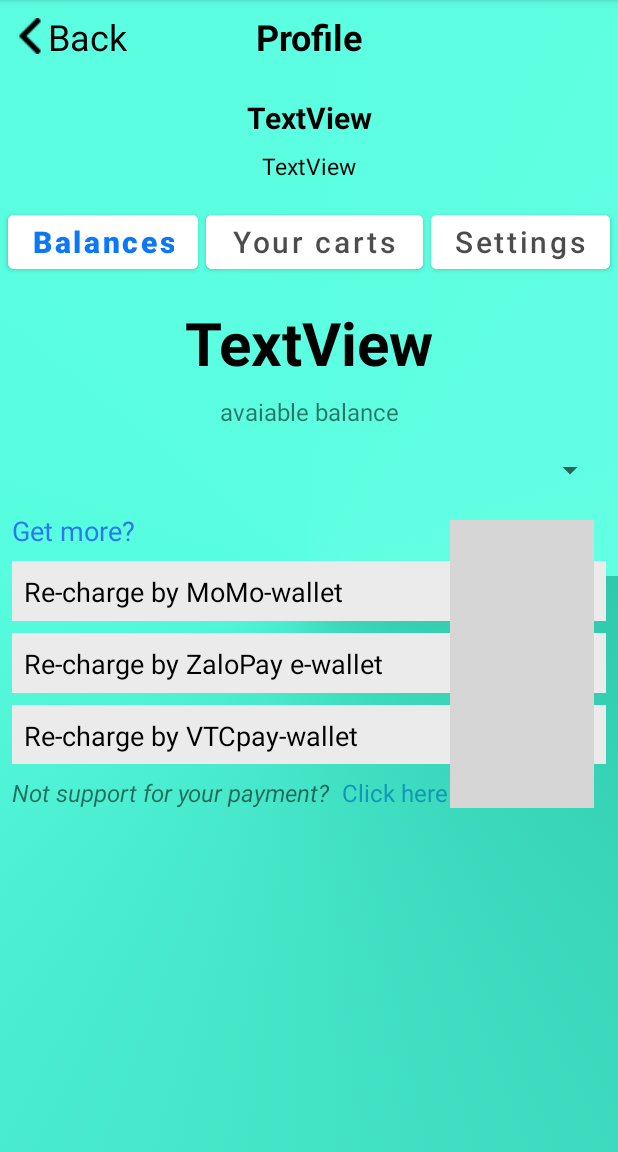
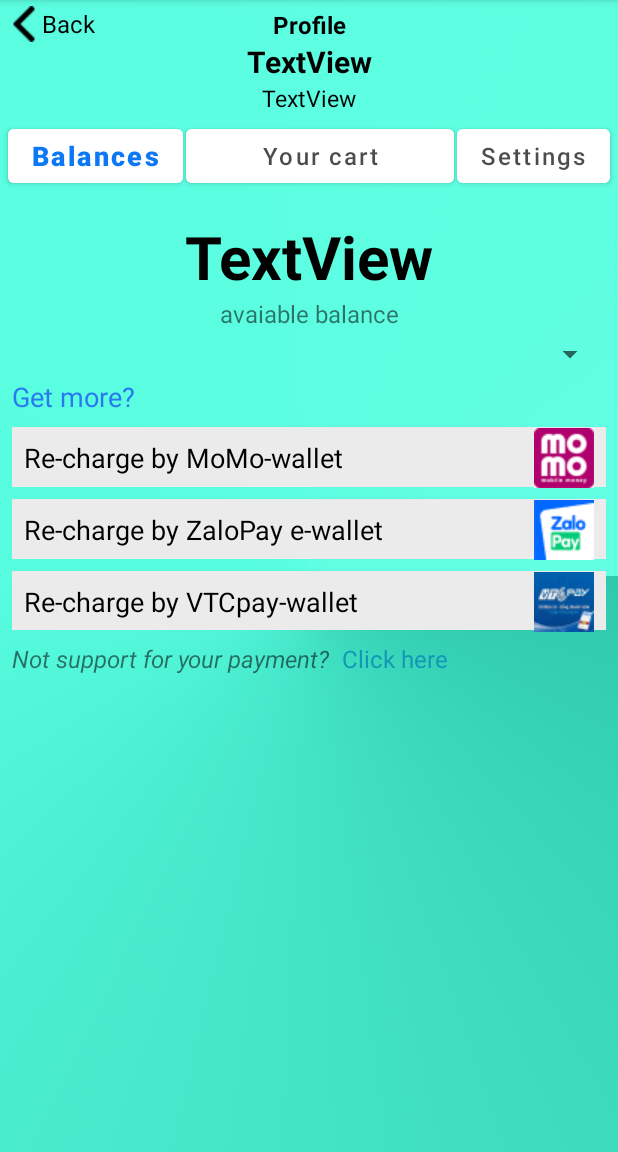
Before and after one commit to taiprovip3/EstateHouseApp, an Android app: the screen it shows after launch (BalanceScreen), on a phone screen of 412 x 824 dp, the part 84-1236 px from its top. Run offline under Robolectric (Android 15) with nearby library versions, the phone set to English and light mode, and no system bars; our stand-ins replace Firebase (no records; nobody signed in at launch, a user with empty details on screens opened directly), Picasso; grey boxes are pictures that could not be loaded.

```diff
--- a/app/src/main/res/layout/activity_balance_screen.xml
+++ b/app/src/main/res/layout/activity_balance_screen.xml
@@ -8,16 +8,16 @@
     android:background="@drawable/gradient_background">
 
     <TextView
-        android:id="@+id/textView"
+        android:id="@+id/bl_btnBack"
         android:layout_width="wrap_content"
         android:layout_height="wrap_content"
-        android:layout_marginStart="8dp"
-        android:layout_marginTop="8dp"
+        android:layout_marginStart="4dp"
+        android:layout_marginTop="4dp"
         android:drawableLeft="@drawable/image_5"
         android:gravity="center"
         android:text="Back"
         android:textColor="@color/black"
-        android:textSize="24sp"
+        android:textSize="16sp"
         app:layout_constraintStart_toStartOf="parent"
         app:layout_constraintTop_toTopOf="parent" />
 
@@ -27,18 +27,17 @@
         android:layout_height="wrap_content"
         android:text="Profile"
         android:textColor="@color/black"
-        android:textSize="24sp"
+        android:textSize="16sp"
         android:textStyle="bold"
-        app:layout_constraintBottom_toBottomOf="@+id/textView"
+        app:layout_constraintBottom_toBottomOf="@+id/bl_btnBack"
         app:layout_constraintEnd_toEndOf="@+id/imgAvatar"
         app:layout_constraintStart_toStartOf="@+id/imgAvatar"
-        app:layout_constraintTop_toTopOf="@+id/textView" />
+        app:layout_constraintTop_toTopOf="@+id/bl_btnBack" />
 
     <ImageView
         android:id="@+id/imgAvatar"
         android:layout_width="wrap_content"
         android:layout_height="wrap_content"
-        android:layout_marginTop="16dp"
         app:layout_constraintEnd_toEndOf="parent"
         app:layout_constraintStart_toStartOf="parent"
         app:layout_constraintTop_toBottomOf="@+id/textView2"
@@ -48,7 +47,6 @@
         android:id="@+id/txtUserName"
         android:layout_width="wrap_content"
         android:layout_height="wrap_content"
-        android:layout_marginTop="8dp"
         android:text="TextView"
         android:textColor="@color/black"
         android:textSize="20sp"
@@ -61,7 +59,6 @@
         android:id="@+id/txtRole"
         android:layout_width="wrap_content"
         android:layout_height="wrap_content"
-        android:layout_marginTop="8dp"
         android:text="TextView"
         android:textColor="@color/black"
         android:textSize="15sp"
@@ -74,12 +71,12 @@
         android:layout_width="0dp"
         android:layout_height="wrap_content"
         android:layout_marginStart="5dp"
-        android:layout_marginTop="16dp"
+        android:layout_marginTop="4dp"
         android:backgroundTint="@color/white"
         android:text="Balances"
         android:textAllCaps="false"
         android:textColor="#0C78F5"
-        android:textSize="20sp"
+        android:textSize="18sp"
         android:textStyle="bold"
         app:layout_constraintStart_toStartOf="parent"
         app:layout_constraintTop_toBottomOf="@+id/txtRole" />
@@ -88,13 +85,13 @@
         android:id="@+id/button11"
         android:layout_width="0dp"
         android:layout_height="wrap_content"
-        android:layout_marginStart="5dp"
-        android:layout_marginEnd="5dp"
+        android:layout_marginStart="2dp"
+        android:layout_marginEnd="2dp"
         android:backgroundTint="@color/white"
-        android:text="Your carts"
+        android:text="Your cart"
         android:textAllCaps="false"
         android:textColor="#B3000000"
-        android:textSize="20sp"
+        android:textSize="16sp"
         app:layout_constraintBottom_toBottomOf="@+id/button8"
         app:layout_constraintEnd_toStartOf="@+id/btnSettings"
         app:layout_constraintStart_toEndOf="@+id/button8"
@@ -109,7 +106,7 @@
         android:text="Settings"
         android:textAllCaps="false"
         android:textColor="#B3000000"
-        android:textSize="20sp"
+        android:textSize="16sp"
         app:layout_constraintBottom_toBottomOf="@+id/button11"
         app:layout_constraintEnd_toEndOf="parent"
         app:layout_constraintTop_toTopOf="@+id/button11" />
@@ -131,7 +128,6 @@
         android:id="@+id/textView7"
         android:layout_width="wrap_content"
         android:layout_height="wrap_content"
-        android:layout_marginTop="8dp"
         android:text="avaiable balance"
         android:textSize="16sp"
         app:layout_constraintEnd_toEndOf="parent"
@@ -143,7 +139,7 @@
         android:layout_width="0dp"
         android:layout_height="wrap_content"
         android:layout_marginStart="8dp"
-        android:layout_marginTop="16dp"
+        android:layout_marginTop="4dp"
         android:layout_marginEnd="8dp"
         app:layout_constraintEnd_toEndOf="parent"
         app:layout_constraintStart_toStartOf="parent"
@@ -154,7 +150,7 @@
         android:layout_width="wrap_content"
         android:layout_height="wrap_content"
         android:layout_marginStart="8dp"
-        android:layout_marginTop="16dp"
+        android:layout_marginTop="4dp"
         android:text="Get more?"
         android:textColor="#2A79EF"
         android:textSize="18sp"
--- a/app/src/main/res/layout/activity_notice_screen.xml
+++ b/app/src/main/res/layout/activity_notice_screen.xml
@@ -8,7 +8,7 @@
     tools:context=".NoticeScreen">
 
     <TextView
-        android:id="@+id/textView"
+        android:id="@+id/bl_btnBack"
         android:layout_width="wrap_content"
         android:layout_height="wrap_content"
         android:layout_marginTop="28dp"
@@ -35,7 +35,7 @@
         app:layout_constraintEnd_toEndOf="parent"
         app:layout_constraintHorizontal_bias="0.0"
         app:layout_constraintStart_toStartOf="parent"
-        app:layout_constraintTop_toBottomOf="@+id/textView" />
+        app:layout_constraintTop_toBottomOf="@+id/bl_btnBack" />
 
     <TextView
         android:id="@+id/txt_m2"
--- a/app/src/main/res/layout/activity_seller_screen.xml
+++ b/app/src/main/res/layout/activity_seller_screen.xml
@@ -23,7 +23,7 @@
         app:layout_constraintTop_toBottomOf="@+id/sll_edTags" />
 
     <TextView
-        android:id="@+id/textView"
+        android:id="@+id/bl_btnBack"
         android:layout_width="wrap_content"
         android:layout_height="wrap_content"
         android:layout_marginStart="8dp"
```
Also changed, not shown: app/src/main/java/com/example/estatehouse/DetailScreen.java (+36 -1 lines), app/src/main/res/drawable/image_22.png (added), app/src/main/res/drawable/image_23.png (added), app/src/main/res/drawable/image_24.png (added).
